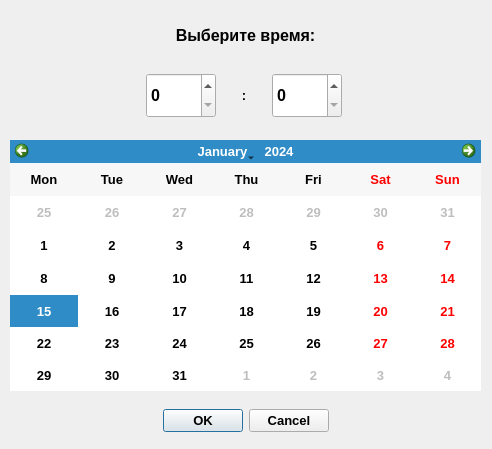
Before: the Qt Designer form dialog.ui in rtksSs/new, drawn with Qt 5.
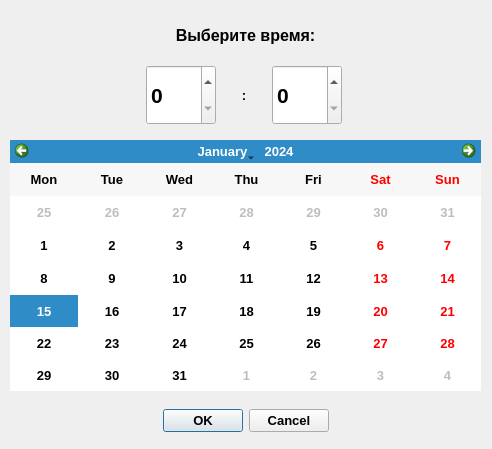
After: the same form once the commit is applied.

```diff
--- a/dialog.ui
+++ b/dialog.ui
@@ -61,12 +61,12 @@
       <property name="maximumSize">
        <size>
         <width>70</width>
-        <height>45</height>
+        <height>60</height>
        </size>
       </property>
       <property name="font">
        <font>
-        <pointsize>12</pointsize>
+        <pointsize>16</pointsize>
         <bold>true</bold>
        </font>
       </property>
@@ -114,7 +114,7 @@
       <property name="maximumSize">
        <size>
         <width>70</width>
-        <height>45</height>
+        <height>60</height>
        </size>
       </property>
       <property name="sizeIncrement">
@@ -131,7 +131,7 @@
       </property>
       <property name="font">
        <font>
-        <pointsize>12</pointsize>
+        <pointsize>16</pointsize>
         <italic>false</italic>
         <bold>true</bold>
         <underline>false</underline>
```
Left out of the diff: 17 changed lines with no effect on the pictures.
